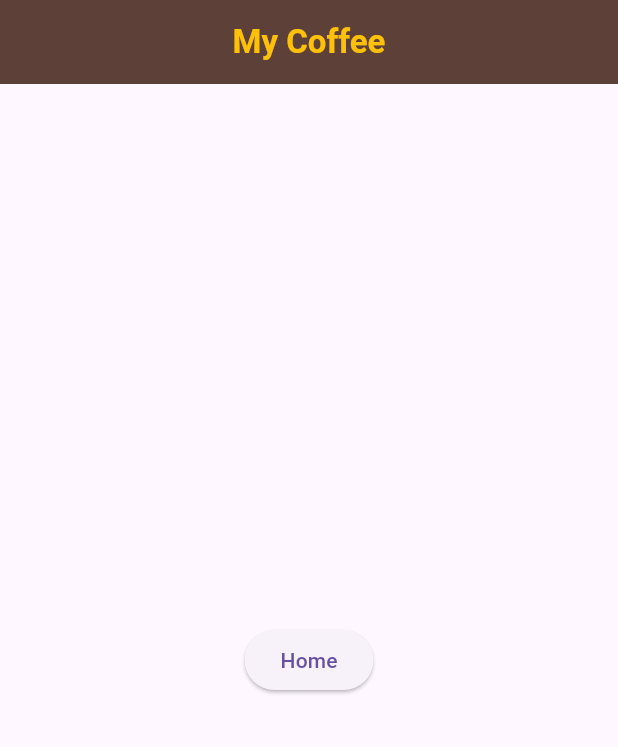
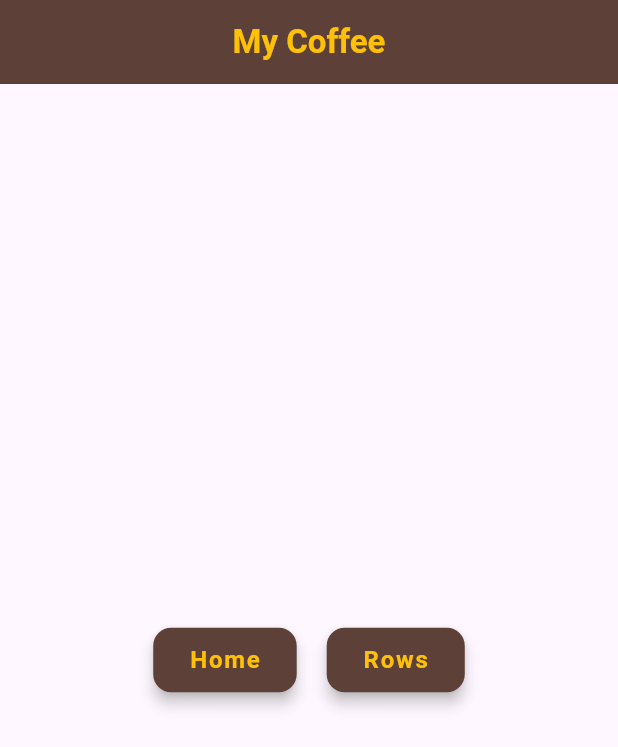
Before and after one commit to ayahack89/Dart.flutter, a Flutter app: the screen it shows after launch, on a phone screen of 412 x 824 dp. Shown: the top 747 px of the screen. Run offline on Flutter 3.47's test engine with Material 3 defaults, Android fonts, the phone set to English and light mode, and no system bars.

Commit message:
app update

```diff
--- a/flutter/hello_flutter/lib/main.dart
+++ b/flutter/hello_flutter/lib/main.dart
@@ -1,10 +1,13 @@
 import 'package:flutter/material.dart';
-import 'home.dart'; // This assumes home.dart exists with a Home widget
+import 'home.dart';
+import 'rowss.dart';
 
 void main() {
-  runApp(MaterialApp(
+  runApp(
+    MaterialApp(
       home: const MainScreen(), // Use a separate widget for better structure
-  ));
+    ),
+  );
 }
 
 class MainScreen extends StatelessWidget {
@@ -16,25 +19,70 @@ class MainScreen extends StatelessWidget {
       appBar: AppBar(
         title: const Text(
           'My Coffee',
-          style: TextStyle(
-            color: Colors.amber,
-            fontWeight: FontWeight.bold,
-          ),
+          style: TextStyle(color: Colors.amber, fontWeight: FontWeight.bold),
         ),
         backgroundColor: Colors.brown[700],
         centerTitle: true,
       ),
       body: Center(
-        child: ElevatedButton(
+        child: Row(
+          mainAxisAlignment:
+              MainAxisAlignment.center, // centers the row horizontally
+          children: [
+            ElevatedButton(
+              style: ElevatedButton.styleFrom(
+                backgroundColor: Colors.brown[700], // professional coffee tone
+                foregroundColor: Colors.amber, // text/icon color
+                padding: const EdgeInsets.symmetric(
+                  horizontal: 24,
+                  vertical: 12,
+                ),
+                textStyle: const TextStyle(
+                  fontSize: 16,
+                  fontWeight: FontWeight.bold,
+                  letterSpacing: 1.2,
+                ),
+                shape: RoundedRectangleBorder(
+                  borderRadius: BorderRadius.circular(12), // rounded corners
+                ),
+                elevation: 4, // subtle shadow
+              ),
               onPressed: () {
                 Navigator.push(
                   context,
-              MaterialPageRoute( // ✅ Correct spelling (you wrote MeterialPageRoute)
-                builder: (context) => const Home(),
-              ),
+                  MaterialPageRoute(builder: (context) => const Home()),
                 );
               },
               child: const Text('Home'),
+            ),
+            const SizedBox(width: 20),
+            ElevatedButton(
+              style: ElevatedButton.styleFrom(
+                backgroundColor: Colors.brown[700],
+                foregroundColor: Colors.amber,
+                padding: const EdgeInsets.symmetric(
+                  horizontal: 24,
+                  vertical: 12,
+                ),
+                textStyle: const TextStyle(
+                  fontSize: 16,
+                  fontWeight: FontWeight.bold,
+                  letterSpacing: 1.2,
+                ),
+                shape: RoundedRectangleBorder(
+                  borderRadius: BorderRadius.circular(12),
+                ),
+                elevation: 4,
+              ),
+              onPressed: () {
+                Navigator.push(
+                  context,
+                  MaterialPageRoute(builder: (context) => const Rs()),
+                );
+              },
+              child: const Text('Rows'),
+            ),
+          ],
         ),
       ),
     );
```
Also changed, not shown: flutter/hello_flutter/lib/rowss.dart (added, +45 -0 lines), 2 other files. Lines whose indentation alone changed are shown as unchanged.
